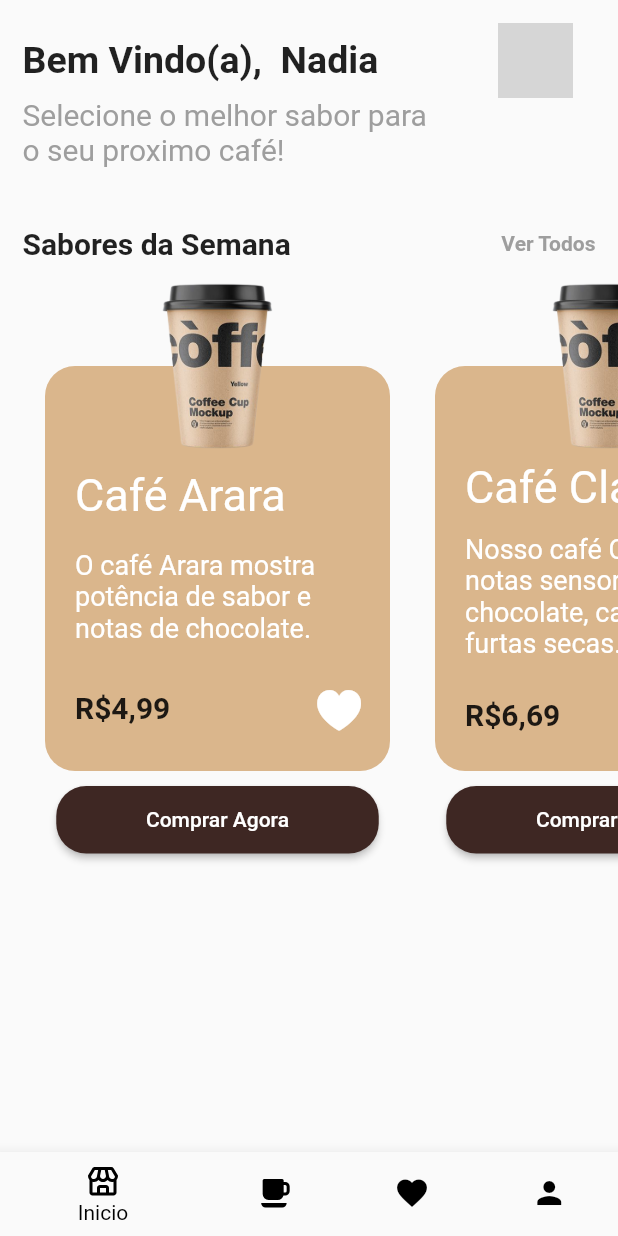
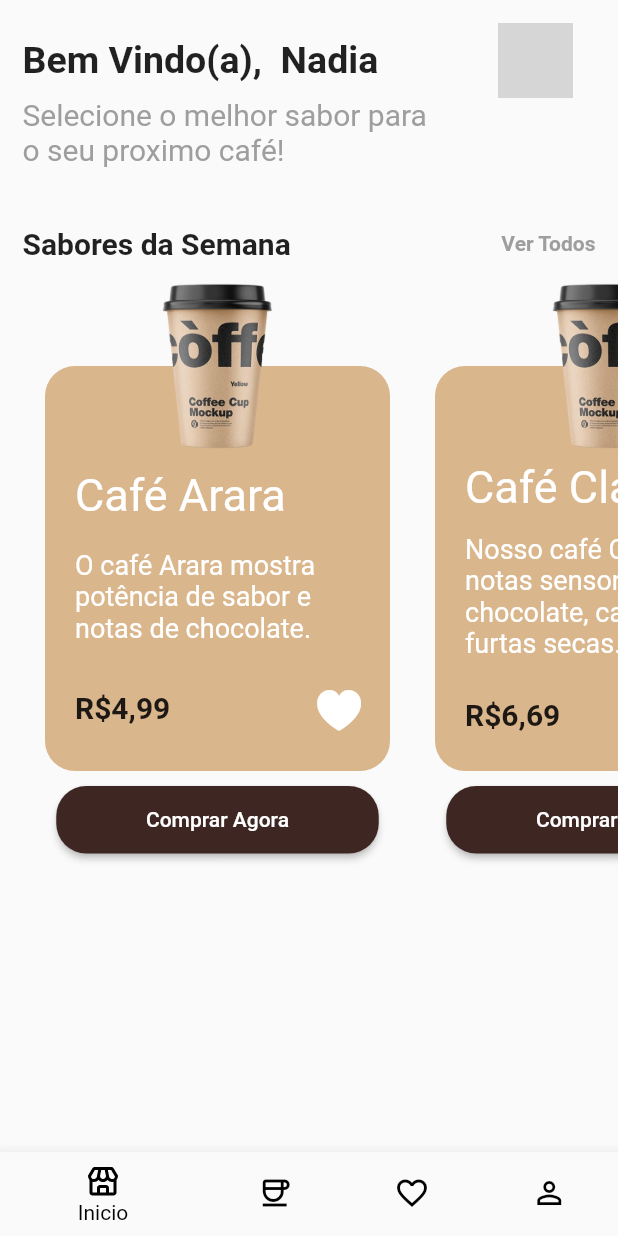
Before and after one commit to MatheusPitsch/coffe_app_store, a Flutter app: the screen it shows after launch, after a tap on "Logar", on a phone screen of 412 x 824 dp. Run offline on Flutter 3.47's test engine with Material 2 defaults, Android fonts, the phone set to English and light mode, and no system bars; our stand-ins replace boxicons; grey boxes are pictures that could not be loaded.

Commit message:
[change] other icon button navigator bar

```diff
--- a/lib/app/presenter/homepage/Widget/bottom_navigation_bar_home.dart
+++ b/lib/app/presenter/homepage/Widget/bottom_navigation_bar_home.dart
@@ -20,21 +20,21 @@ class bottomNavigationBarHome extends StatelessWidget {
         ),
         BottomNavigationBarItem(
           icon: Icon(
-            Boxicons.bxs_coffee_alt,
+            Icons.coffee_outlined,
             color: Colors.black,
           ),
           label: "Cafés",
         ),
         BottomNavigationBarItem(
           icon: Icon(
-            Icons.favorite,
+            Icons.favorite_border,
             color: Colors.black,
           ),
           label: "Favoritos",
         ),
         BottomNavigationBarItem(
           icon: Icon(
-            Icons.person,
+            Icons.person_outline,
             color: Colors.black,
           ),
           label: "Pefil",
--- a/lib/app/presenter/homepage/Widget/line_see_more_product.dart
+++ b/lib/app/presenter/homepage/Widget/row_see_more_product.dart
@@ -1,8 +1,8 @@
 import 'package:flutter/material.dart';
 
 // ignore: camel_case_types
-class lineSeeMoreProduct extends StatelessWidget {
-  const lineSeeMoreProduct({
+class RowSeeMoreProduct extends StatelessWidget {
+  const RowSeeMoreProduct({
     Key? key,
   }) : super(key: key);
 
--- a/lib/app/presenter/homepage/home_page.dart
+++ b/lib/app/presenter/homepage/home_page.dart
@@ -3,7 +3,7 @@ import 'package:flutter/material.dart';
 
 import 'Widget/bottom_navigation_bar_home.dart';
 import 'Widget/coffe_list_card.dart';
-import 'Widget/line_see_more_product.dart';
+import 'Widget/row_see_more_product.dart';
 import 'Widget/wellcome_client.dart';
 
 class HomePage extends StatefulWidget {
@@ -25,7 +25,7 @@ class _HomePageState extends State<HomePage> {
             const SizedBox(
               height: 40,
             ),
-            const lineSeeMoreProduct(),
+            const RowSeeMoreProduct(),
             const SizedBox(
               height: 50,
             ),
--- a/lib/app/presenter/login_page/login_page.dart
+++ b/lib/app/presenter/login_page/login_page.dart
@@ -18,6 +18,7 @@ class LoginPage extends StatelessWidget {
               fit: BoxFit.cover,
             ),
             const ContainerLoginInfo(),
+
           ],
         ),
       ),
--- a/lib/app/presenter/login_page/widget/container_login_info.dart
+++ b/lib/app/presenter/login_page/widget/container_login_info.dart
@@ -20,7 +20,7 @@ class ContainerLoginInfo extends StatelessWidget {
               left: 30,
               right: 30,
               top: 60,
-              bottom: 40,
+              bottom: 20,
             ),
             decoration: BoxDecoration(
               color: Colors.white70,
@@ -41,6 +41,32 @@ class ContainerLoginInfo extends StatelessWidget {
                   height: 25,
                 ),
                 const ButtonLogin(),
+                const SizedBox(
+                  height: 25,
+                ),
+                GestureDetector(
+                  onTap: () {},
+                  child: const Text(
+                    "Esqueci Minha Senha",
+                    style: TextStyle(
+                      fontSize: 15,
+                      color: Colors.black87,
+                    ),
+                  ),
+                ),
+                const SizedBox(
+                  height: 10,
+                ),
+                GestureDetector(
+                  onTap: () {},
+                  child: const Text(
+                    "Não Tenho Cadastro",
+                    style: TextStyle(
+                      fontSize: 15,
+                      color: Colors.black87,
+                    ),
+                  ),
+                ),
               ],
             ),
           ),
--- a/pubspec.yaml
+++ b/pubspec.yaml
@@ -36,6 +36,7 @@ dependencies:
   # Use with the CupertinoIcons class for iOS style icons.
   cupertino_icons: ^1.0.2
   boxicons: ^2.1.3
+  iconify_flutter: ^0.0.4
 
 
 
```
Also changed, not shown: pubspec.lock.
